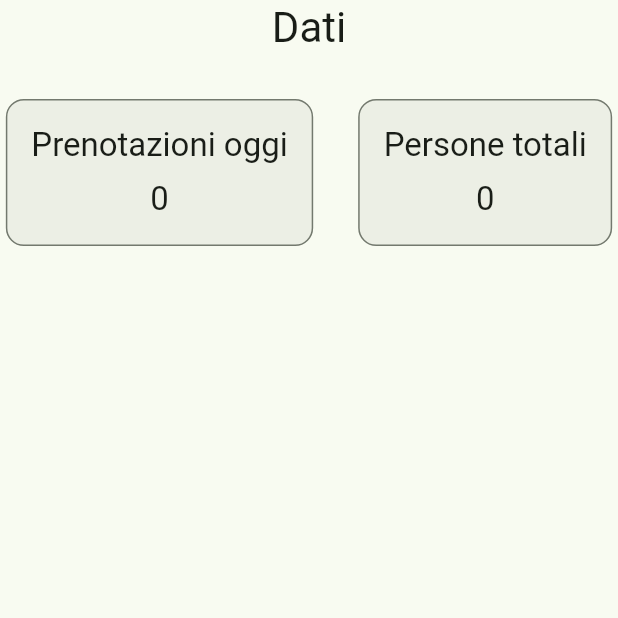
After one commit to Daniele4ciocchi/tabletable, a Flutter app: the DatiScreen screen opened directly, on a phone screen of 412 x 824 dp, the top half of it. The commit adds this screen. Run offline on Flutter 3.47's test engine with Material 3 defaults, Android fonts, the phone set to English and light mode, and no system bars; our stand-ins replace hive_flutter; accounts and stored records are empty.

Commit message:
better than nothing

```diff
--- a/lib/data/models/prenotazione.dart
+++ b/lib/data/models/prenotazione.dart
@@ -1,11 +1,11 @@
 class Prenotazione {
-  final int? id;
-  final String nome;
-  final int numeroPersone;
-  final String dettagli;
-  final DateTime dataOra;
+  int? id;
+  String nome;
+  int numeroPersone;
+  String dettagli;
+  DateTime dataOra;
 
-  const Prenotazione({
+  Prenotazione({
     this.id,
     required this.nome,
     required this.numeroPersone,
--- a/lib/data/repositories/prenotazioni_repository.dart
+++ b/lib/data/repositories/prenotazioni_repository.dart
@@ -26,6 +26,7 @@ class PrenotazioniRepository {
           id: id,
           nome: dati['nome'] as String,
           numeroPersone: dati['numeroPersone'] as int,
+          dettagli: dati['dettagli'] as String? ?? '',
           dataOra: DateTime.parse(dati['dataOra'] as String),
         ),
       );
@@ -35,5 +36,18 @@ class PrenotazioniRepository {
     return prenotazioni;
   }
 
+  /// Restituisce solo le prenotazioni di oggi.
+  /// Stesso pattern di readAll(), ma con un filtro sulla data.
+  List<Prenotazione> readToday() {
+    final oggi = DateTime.now();
+    return readAll().where((p) {
+      return p.dataOra.year == oggi.year &&
+          p.dataOra.month == oggi.month &&
+          p.dataOra.day == oggi.day;
+    }).toList();
+  }
+
+  Future<void> update(Prenotazione p) => _box!.put(p.id, p.toMap());
+
   Future<void> delete(int id) => _box!.delete(id);
 }
--- /dev/null
+++ b/lib/presentation/screens/dati_screen.dart
@@ -0,0 +1,62 @@
+import 'package:flutter/material.dart';
+import 'package:tabletable/presentation/screens/modifica_prenotazione_screen.dart';
+import 'package:tabletable/presentation/widgets/info_card.dart';
+
+import '../../data/models/prenotazione.dart';
+import '../../data/repositories/prenotazioni_repository.dart';
+import '../screens/mostra_prenotazione_screen.dart';
+import '../widgets/prenotazione_card.dart';
+import 'aggiungi_prenotazione_screen.dart';
+
+class DatiScreen extends StatefulWidget {
+  const DatiScreen({super.key});
+
+  @override
+  State<DatiScreen> createState() => _DatiScreenState();
+}
+
+class _DatiScreenState extends State<DatiScreen> {
+  late List<Prenotazione> _prenotazioni;
+
+  @override
+  void initState() {
+    super.initState();
+    _prenotazioni = PrenotazioniRepository.instance.readToday();
+  }
+
+  void _ricarica() {
+    setState(() {
+      _prenotazioni = PrenotazioniRepository.instance.readToday();
+    });
+  }
+
+  @override
+  Widget build(BuildContext context) {
+    return Scaffold(
+      body: Center(
+        child: Column(
+          children: [
+            Text('Dati', style: Theme.of(context).textTheme.headlineMedium),
+            const SizedBox(height: 30),
+            Row(
+              mainAxisAlignment: MainAxisAlignment.center,
+              children: [
+                InfoCard(
+                  title: 'Prenotazioni oggi',
+                  value: _prenotazioni.length.toString(),
+                ),
+                const SizedBox(width: 30),
+                InfoCard(
+                  title: 'Persone totali',
+                  value: _prenotazioni
+                      .fold<int>(0, (sum, p) => sum + p.numeroPersone)
+                      .toString(),
+                ),
+              ],
+            ),
+          ],
+        ),
+      ),
+    );
+  }
+}
--- a/lib/presentation/screens/home_screen.dart
+++ b/lib/presentation/screens/home_screen.dart
@@ -1,4 +1,5 @@
 import 'package:flutter/material.dart';
+import 'package:tabletable/presentation/screens/dati_screen.dart';
 
 import '../widgets/navbar.dart';
 import 'lista_prenotazioni_screen.dart';
@@ -14,8 +15,8 @@ class _HomeScreenState extends State<HomeScreen> {
   int _currentIndex = 0;
 
   static const List<Widget> _pages = [
+    DatiScreen(),
     ListaPrenotazioniScreen(),
-    Center(child: Text('Prenotazioni')),
     Center(child: Text('Impostazioni')),
   ];
 
--- a/lib/presentation/widgets/customTimePicker.dart
+++ b/lib/presentation/widgets/customTimePicker.dart
@@ -25,6 +25,9 @@ class _CustomTimePickerDialogState extends State<CustomTimePickerDialog> {
 
   @override
   Widget build(BuildContext context) {
-    return TimePickerDialog(initialTime: selectedTime);
+    return TimePickerDialog(
+      initialTime: selectedTime,
+      initialEntryMode: TimePickerEntryMode.input,
+    );
   }
 }
--- /dev/null
+++ b/lib/presentation/widgets/info_card.dart
@@ -0,0 +1,38 @@
+import 'dart:math';
+
+import 'package:flutter/material.dart';
+
+import '../../data/models/prenotazione.dart';
+
+class InfoCard extends StatefulWidget {
+  final String title;
+  final String value;
+
+  const InfoCard({super.key, required this.title, required this.value});
+
+  @override
+  State<InfoCard> createState() => _InfoCardState();
+}
+
+class _InfoCardState extends State<InfoCard> {
+  @override
+  Widget build(BuildContext context) {
+    final colorScheme = Theme.of(context).colorScheme;
+
+    return Container(
+      padding: const EdgeInsets.all(16),
+      decoration: BoxDecoration(
+        color: colorScheme.surfaceContainer,
+        borderRadius: BorderRadius.circular(12),
+        border: Border.all(color: colorScheme.outline),
+      ),
+      child: Column(
+        children: [
+          Text(widget.title, style: Theme.of(context).textTheme.titleLarge),
+          const SizedBox(height: 8),
+          Text(widget.value, style: Theme.of(context).textTheme.titleLarge),
+        ],
+      ),
+    );
+  }
+}
```
Also changed, not shown: lib/app.dart (+12 -1 lines), lib/presentation/screens/aggiungi_prenotazione_screen.dart (+11 -0 lines), lib/presentation/screens/lista_prenotazioni_screen.dart (+24 -2 lines), lib/presentation/screens/modifica_prenotazione_screen.dart (+25 -16 lines), lib/presentation/screens/mostra_prenotazione_screen.dart (+85 -27 lines), lib/presentation/widgets/info_row.dart (added, +41 -0 lines), lib/presentation/widgets/prenotazione_card.dart (+63 -20 lines), 1 other file.
